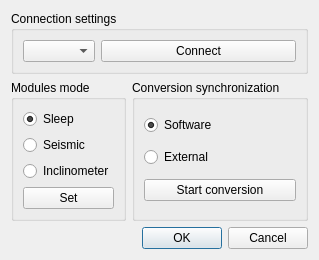
First picture: the form in settingsdialog.ui, repository stepankuzmin/mole, before the edit.
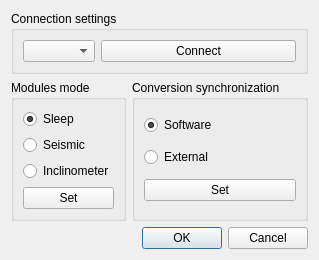
Second picture: the form after the edit.

What changed in the file:
```diff
--- a/settingsdialog.ui
+++ b/settingsdialog.ui
@@ -107,10 +107,7 @@
         <item>
          <widget class="QPushButton" name="toggleConversionPushButton">
           <property name="text">
-           <string>Start conversion</string>
-          </property>
-          <property name="checkable">
-           <bool>true</bool>
+           <string>Set</string>
           </property>
          </widget>
         </item>
```
Left out of the diff: 6 changed lines with no effect on the pictures.
